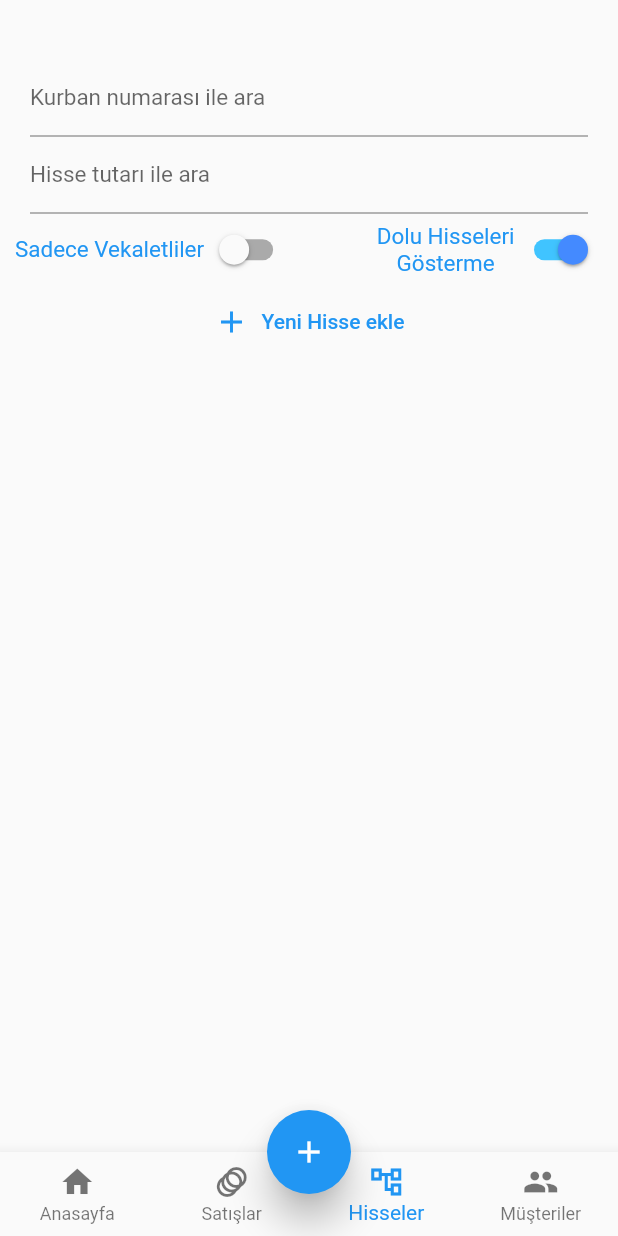
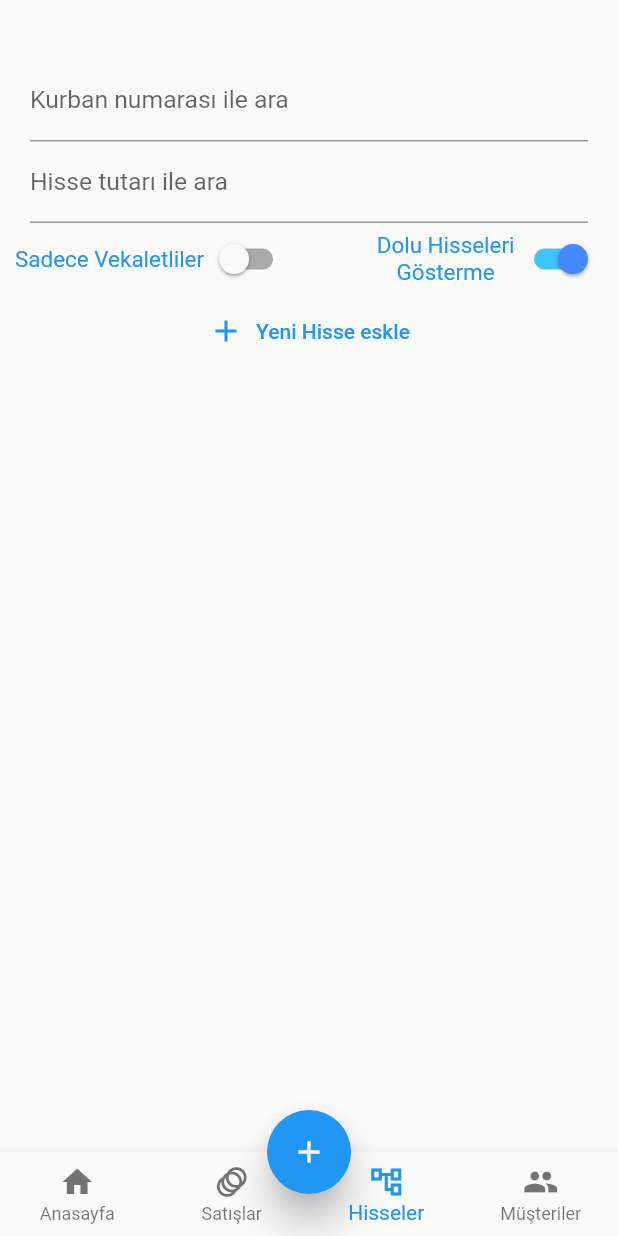
Before and after one commit to ahmettyildirim/gazi, a Flutter app: the screen it shows once a user with an empty profile is signed in, item 3 of the bottom bar chosen, on a phone screen of 412 x 824 dp. Run offline on Flutter 3.47's test engine with Material 2 defaults, Android fonts, the light colour scheme and no system bars; our stand-ins replace cloud_firestore, custom_radio_grouped_button, firebase_auth, firebase_core, firebase_database, flutter_easyloading and 2 more; missing offline and left inert: syncfusion_flutter_xlsio; accounts and stored records are empty.

Commit message:
hisse sayfası güncellendi

```diff
--- a/lib/pages/kurbanlar.dart
+++ b/lib/pages/kurbanlar.dart
@@ -25,6 +25,7 @@ class _KurbanPageState extends State<KurbanPage> {
   bool isOnlyEmpty = true;
   bool isVekaletSelected = false;
   String _searchText = "";
+  String _searchAmountText = "";
   @override
   void initState() {
     super.initState();
@@ -36,6 +37,17 @@ class _KurbanPageState extends State<KurbanPage> {
       } else {
         setState(() {
           _searchText = _nameController.text;
+        });
+      }
+    });
+    _amountController.addListener(() {
+      if (_amountController.text.isEmpty) {
+        setState(() {
+          _searchAmountText = "";
+        });
+      } else {
+        setState(() {
+          _searchAmountText = _amountController.text;
         });
       }
     });
@@ -76,23 +88,22 @@ class _KurbanPageState extends State<KurbanPage> {
                 decoration:
                     InputDecoration(labelText: "Kurban numarası ile ara "),
                 style: TextStyle(
-                    fontSize: screenHeight / 55,
+                    fontSize: screenHeight / 50,
                     height: screenHeight / 1000,
                     color: Colors.black)),
           ),
           Padding(
             padding:
-                EdgeInsets.only(top: 00.0, left: 10.0, right: 10.0, bottom: 0),
+                EdgeInsets.only(top: 0, left: 10.0, right: 10.0, bottom: 0),
             child: TextField(
-              keyboardType:
-                  TextInputType.numberWithOptions(decimal: true, signed: true),
+                keyboardType: TextInputType.numberWithOptions(
+                    decimal: true, signed: true),
                 controller: _amountController,
                 decoration: InputDecoration(labelText: "Hisse tutarı ile ara "),
                 style: TextStyle(
-                    fontSize: screenHeight / 55,
+                    fontSize: screenHeight / 50,
                     height: screenHeight / 1000,
-                    color: Colors.black)
-            ),
+                    color: Colors.black)),
           ),
           Row(
             mainAxisAlignment: MainAxisAlignment.spaceBetween,
@@ -141,10 +152,8 @@ class _KurbanPageState extends State<KurbanPage> {
               )
             ],
           ),
-          Row(
-            mainAxisAlignment: MainAxisAlignment.center,
-            children: [
-              TextButton.icon(
+          Center(
+            child: TextButton.icon(
                 onPressed: () {
                   Navigator.push(context,
                       MaterialPageRoute(builder: (context) => AddKurban()));
@@ -153,8 +162,7 @@ class _KurbanPageState extends State<KurbanPage> {
                   });
                 },
                 icon: Icon(Icons.add),
-                  label: Text("Yeni Hisse ekle")),
-            ],
+                label: Text("Yeni Hisse eskle")),
           ),
           Expanded(
             child: StreamBuilder<QuerySnapshot<Map<String, dynamic>>>(
@@ -180,6 +188,13 @@ class _KurbanPageState extends State<KurbanPage> {
                           kurbanValues, FieldKeys.hisseKurbanRemainingHisse, 0,
                           notEqual: true);
                     }
+                  }
+                  if (_searchAmountText.isNotEmpty &&
+                      int.tryParse(_searchAmountText) != null) {
+                    kurbanValues = getFilteredResults(
+                        kurbanValues,
+                        FieldKeys.hisseKurbanHisseAmount,
+                        int.tryParse(_searchAmountText));
                   }
                   // var kurbanValues = snapshot.data!.docs
                   //     .where((element) => element
@@ -234,25 +249,25 @@ class _KurbanPageState extends State<KurbanPage> {
                               : Colors.white,
                           child: ListTile(
                               subtitle: Text(
-                                "Toplam Hisse: :${hisseKurban.hisseNo} ,Hisse Tutarı: :${hisseKurban.hisseAmount}\nKotra Numarası: :${hisseKurban.kotraNo}\nAçıklama: :${hisseKurban.aciklama}",
+                                "Toplam Hisse :${hisseKurban.hisseNo}, Hisse Tutarı :${hisseKurban.hisseAmount}\nAçıklama :${hisseKurban.aciklama}",
                                 style: TextStyle(
                                     color: hisseKurban.remainingHisse == 0
                                         ? Colors.white60
-                                        : Colors.grey),
+                                        : Color.fromARGB(255, 45, 82, 104)),
                               ),
                               title: Text(
                                   "Kalan Hisse Sayısı :${hisseKurban.remainingHisse}",
                                   style: TextStyle(
                                       color: hisseKurban.remainingHisse == 0
                                           ? Colors.white
-                                          : Colors.black54)),
+                                          : Color.fromARGB(236, 9, 13, 49))),
                               leading: Text(
                                 hisseKurban.kurbanNo.toString(),
                                 style: TextStyle(
                                     fontSize: 30,
                                     color: hisseKurban.isVekalet == true
                                         ? Colors.blueAccent[100]
-                                        : Colors.black),
+                                        : Color.fromARGB(255, 3, 2, 51)),
                               )),
                         ),
                       );
```
Also changed, not shown: lib/pages/add_sale.dart (+5 -3 lines). Lines whose indentation alone changed are shown as unchanged.
